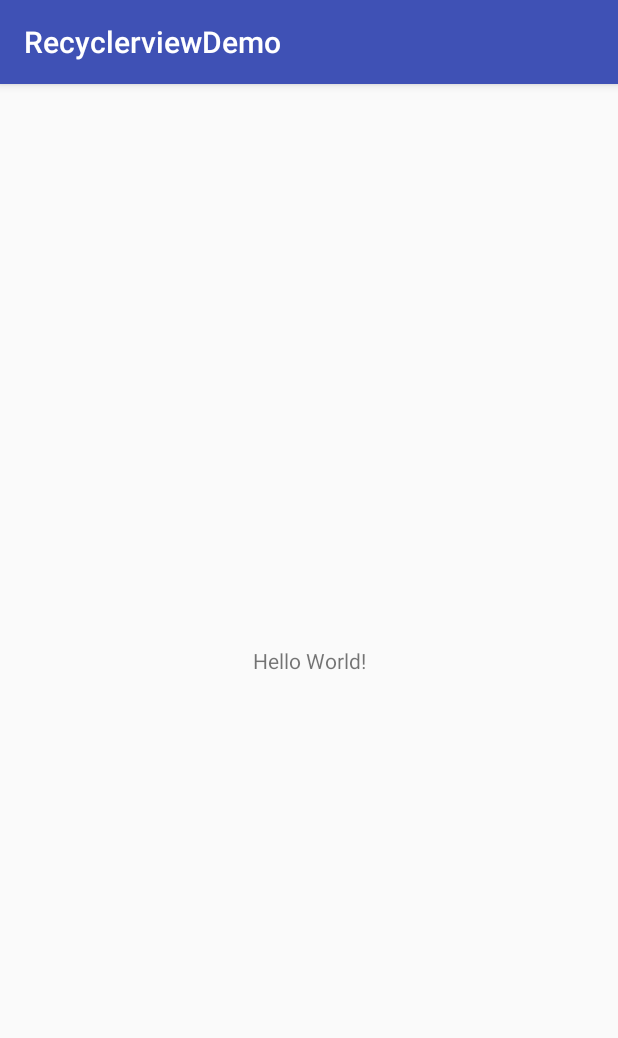
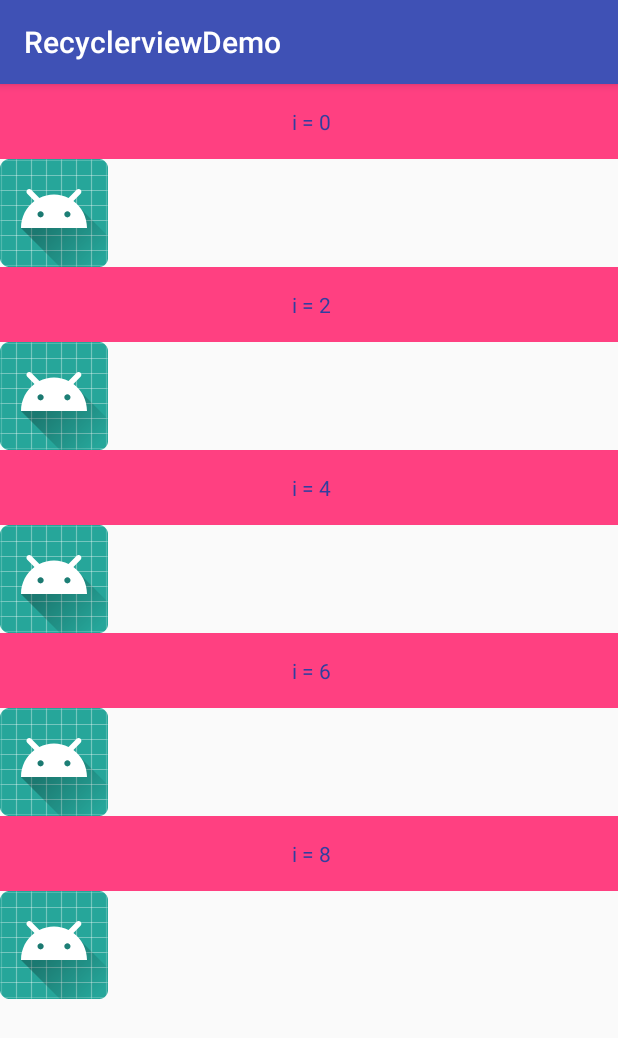
Before and after one commit to tinghaoMa/code, an Android app: the screen it shows after launch (MainActivity), on a phone screen of 412 x 824 dp. Shown: the top 1038 px of the screen. Run offline under Robolectric (Android 15) with nearby library versions, the phone set to English and light mode, and no system bars.

Commit message:
适配多item

```diff
--- a/RecyclerviewDemo/app/build.gradle
+++ b/RecyclerviewDemo/app/build.gradle
@@ -18,7 +18,8 @@ android {
 }
 
 dependencies {
-    implementation fileTree(dir: 'libs', include: ['*.jar'])
+    implementation fileTree(include: ['*.jar'], dir: 'libs')
     implementation 'com.android.support:appcompat-v7:27.1.1'
     implementation 'com.android.support.constraint:constraint-layout:1.1.2'
+    implementation 'com.android.support:recyclerview-v7:27.1.1'
 }
--- a/RecyclerviewDemo/app/src/main/java/com/example/itck_mth/recyclerviewdemo/MainActivity.java
+++ b/RecyclerviewDemo/app/src/main/java/com/example/itck_mth/recyclerviewdemo/MainActivity.java
@@ -2,12 +2,76 @@ package com.example.itck_mth.recyclerviewdemo;
 
 import android.support.v7.app.AppCompatActivity;
 import android.os.Bundle;
+import android.support.v7.widget.LinearLayoutManager;
+import android.support.v7.widget.RecyclerView;
+import android.view.View;
+import android.widget.TextView;
+import android.widget.Toast;
+
+import com.example.itck_mth.recyclerviewdemo.adapter.ItemType;
+import com.example.itck_mth.recyclerviewdemo.adapter.NormalAdapter;
+
+import java.util.ArrayList;
+import java.util.List;
 
 public class MainActivity extends AppCompatActivity {
+    private RecyclerView mRecyclerView;
+    private NormalAdapter<String> mAdapter;
 
     @Override
     protected void onCreate(Bundle savedInstanceState) {
         super.onCreate(savedInstanceState);
         setContentView(R.layout.activity_main);
+        mRecyclerView = findViewById(R.id.rl);
+        mAdapter = new NormalAdapter<String>(initData()) {
+            @Override
+            protected int getItemView(int viewType) {
+                switch (viewType) {
+                    case 1:
+                        return R.layout.normal_item;
+                    case 2:
+                        return R.layout.image_item;
+                    default:
+                        return 0;
+                }
+            }
+
+            @Override
+            public int getItemViewType(int position) {
+                if (position % 2 == 0) {
+                    return ItemType.TEXT_ITEM;
+                } else {
+                    return ItemType.IMAGE_ITEM;
+                }
+            }
+
+            @Override
+            protected void initData(VH holder, int position, final String s) {
+                if (getItemViewType(position) == ItemType.TEXT_ITEM) {
+                    TextView tv = holder.getView(R.id.tv);
+                    tv.setText(s);
+                    tv.setOnClickListener(new View.OnClickListener() {
+                        @Override
+                        public void onClick(View v) {
+                            Toast.makeText(v.getContext(), s, Toast.LENGTH_SHORT).show();
+                        }
+                    });
+                } else if (getItemViewType(position) == ItemType.IMAGE_ITEM) {
+
+                }
+            }
+        };
+        mRecyclerView.setLayoutManager(new LinearLayoutManager(this));
+        mRecyclerView.setAdapter(mAdapter);
+
+    }
+
+    private List<String> initData() {
+        ArrayList<String> list = new ArrayList<>();
+
+        for (int i = 0; i < 10; i++) {
+            list.add(" i = " + i);
+        }
+        return list;
     }
 }
--- /dev/null
+++ b/RecyclerviewDemo/app/src/main/java/com/example/itck_mth/recyclerviewdemo/adapter/ItemType.java
@@ -0,0 +1,9 @@
+package com.example.itck_mth.recyclerviewdemo.adapter;
+
+/**
+ * item类型
+ */
+public interface ItemType {
+    int TEXT_ITEM = 1;
+    int IMAGE_ITEM = 2;
+}
--- /dev/null
+++ b/RecyclerviewDemo/app/src/main/java/com/example/itck_mth/recyclerviewdemo/adapter/NormalAdapter.java
@@ -0,0 +1,67 @@
+package com.example.itck_mth.recyclerviewdemo.adapter;
+
+import android.support.annotation.NonNull;
+import android.support.v7.widget.RecyclerView;
+import android.util.SparseArray;
+import android.view.LayoutInflater;
+import android.view.View;
+import android.view.ViewGroup;
+
+import java.util.List;
+
+public abstract class NormalAdapter<T> extends RecyclerView.Adapter<NormalAdapter.VH> {
+
+    private List<T> mList;
+
+    public NormalAdapter(List<T> list) {
+        mList = list;
+    }
+
+    @NonNull
+    @Override
+    public VH onCreateViewHolder(@NonNull ViewGroup parent, int viewType) {
+        return VH.get(parent, getItemView(viewType));
+    }
+
+    protected abstract int getItemView(int viewtype);
+
+    @Override
+    public void onBindViewHolder(@NonNull VH holder, int position) {
+        initData(holder, position, mList.get(position));
+    }
+
+
+    protected abstract void initData(VH holder, int position, T t);
+
+    @Override
+    public int getItemCount() {
+        return mList == null ? 0 : mList.size();
+    }
+
+    public static class VH extends RecyclerView.ViewHolder {
+        private SparseArray<View> mViews;
+        private View mConvertView;
+        public VH(View itemView) {
+            super(itemView);
+            mConvertView = itemView;
+            mViews = new SparseArray<>();
+        }
+
+        public static VH get(ViewGroup parent, int layoutId){
+            View convertView = LayoutInflater.from(parent.getContext()).inflate(layoutId, parent, false);
+            return new VH(convertView);
+        }
+
+
+        public <T extends View> T getView(int id){
+            View v = mViews.get(id);
+            if(v == null){
+                v = mConvertView.findViewById(id);
+                mViews.put(id, v);
+            }
+            return (T)v;
+        }
+
+    }
+
+}
--- a/RecyclerviewDemo/app/src/main/res/layout/activity_main.xml
+++ b/RecyclerviewDemo/app/src/main/res/layout/activity_main.xml
@@ -7,13 +7,9 @@
     android:layout_height="match_parent"
     tools:context=".MainActivity">
 
-    <TextView
-        android:layout_width="wrap_content"
-        android:layout_height="wrap_content"
-        android:text="Hello World!"
-        app:layout_constraintBottom_toBottomOf="parent"
-        app:layout_constraintLeft_toLeftOf="parent"
-        app:layout_constraintRight_toRightOf="parent"
-        app:layout_constraintTop_toTopOf="parent"/>
+    <android.support.v7.widget.RecyclerView
+        android:id="@+id/rl"
+        android:layout_width="match_parent"
+        android:layout_height="match_parent"/>
 
 </android.support.constraint.ConstraintLayout>
--- /dev/null
+++ b/RecyclerviewDemo/app/src/main/res/layout/image_item.xml
@@ -0,0 +1,7 @@
+<?xml version="1.0" encoding="utf-8"?>
+<ImageView
+    xmlns:android="http://schemas.android.com/apk/res/android"
+    android:layout_width="wrap_content"
+    android:id="@+id/iv"
+    android:src="@mipmap/ic_launcher"
+    android:layout_height="wrap_content"/>
--- /dev/null
+++ b/RecyclerviewDemo/app/src/main/res/layout/normal_item.xml
@@ -0,0 +1,9 @@
+<?xml version="1.0" encoding="utf-8"?>
+
+<TextView xmlns:android="http://schemas.android.com/apk/res/android"
+          android:id="@+id/tv"
+          android:gravity="center"
+          android:layout_width="match_parent"
+          android:layout_height="50dp"
+          android:background="@color/colorAccent"
+          android:textColor="@color/colorPrimaryDark"/>
```
